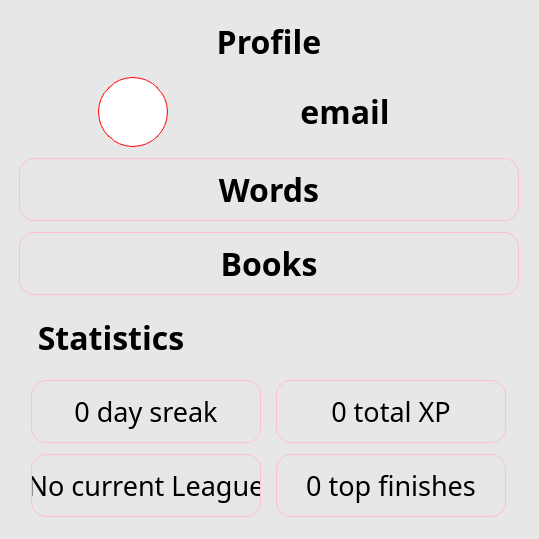
First picture: the form in profile.ui, repository sinfillo/SpeakSavvy, before the edit.
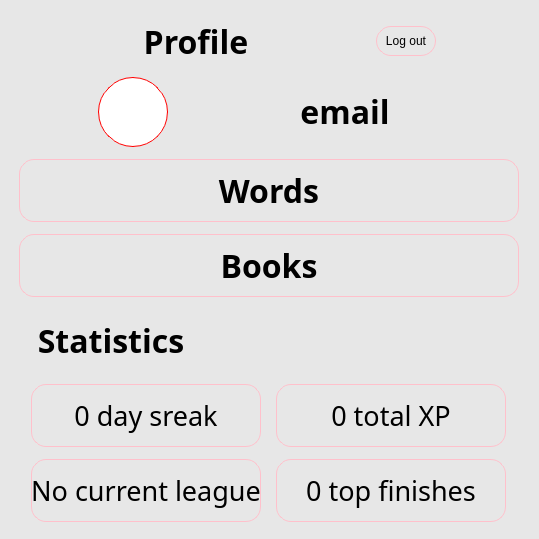
Second picture: the form after the edit.

What changed in the file:
```diff
--- a/profile.ui
+++ b/profile.ui
@@ -530,6 +530,26 @@
        </property>
       </widget>
      </item>
+     <item>
+      <widget class="QPushButton" name="pushButton">
+       <property name="maximumSize">
+        <size>
+         <width>60</width>
+         <height>30</height>
+        </size>
+       </property>
+       <property name="styleSheet">
+        <string notr="true">border-radius: 15;
+border: 1px solid pink;</string>
+       </property>
+       <property name="text">
+        <string>Log out</string>
+       </property>
+       <property name="flat">
+        <bool>true</bool>
+       </property>
+      </widget>
+     </item>
     </layout>
    </item>
    <item>
@@ -4653,7 +4673,7 @@
 border: 1px solid pink;</string>
        </property>
        <property name="text">
-        <string>No current League</string>
+        <string>No current league</string>
        </property>
        <property name="flat">
         <bool>true</bool>
```
